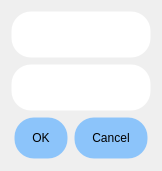
This is update_dialog.ui in vedaka1/Database-console as Qt 5 draws it before an edit. The edited form follows.
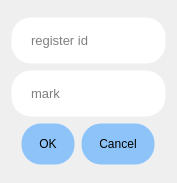
This is the edited form. Icons and pictures are not drawn.

Diff of the .ui file:
```diff
--- a/update_dialog.ui
+++ b/update_dialog.ui
@@ -6,8 +6,8 @@
    <rect>
     <x>0</x>
     <y>0</y>
-    <width>162</width>
-    <height>171</height>
+    <width>177</width>
+    <height>183</height>
    </rect>
   </property>
   <property name="sizePolicy">
@@ -73,6 +73,9 @@
 }
 </string>
        </property>
+       <property name="placeholderText">
+        <string>register id</string>
+       </property>
       </widget>
      </item>
      <item alignment="Qt::AlignHCenter">
@@ -112,6 +115,9 @@
 }
 </string>
        </property>
+       <property name="placeholderText">
+        <string>mark</string>
+       </property>
       </widget>
      </item>
      <item alignment="Qt::AlignHCenter">
```
